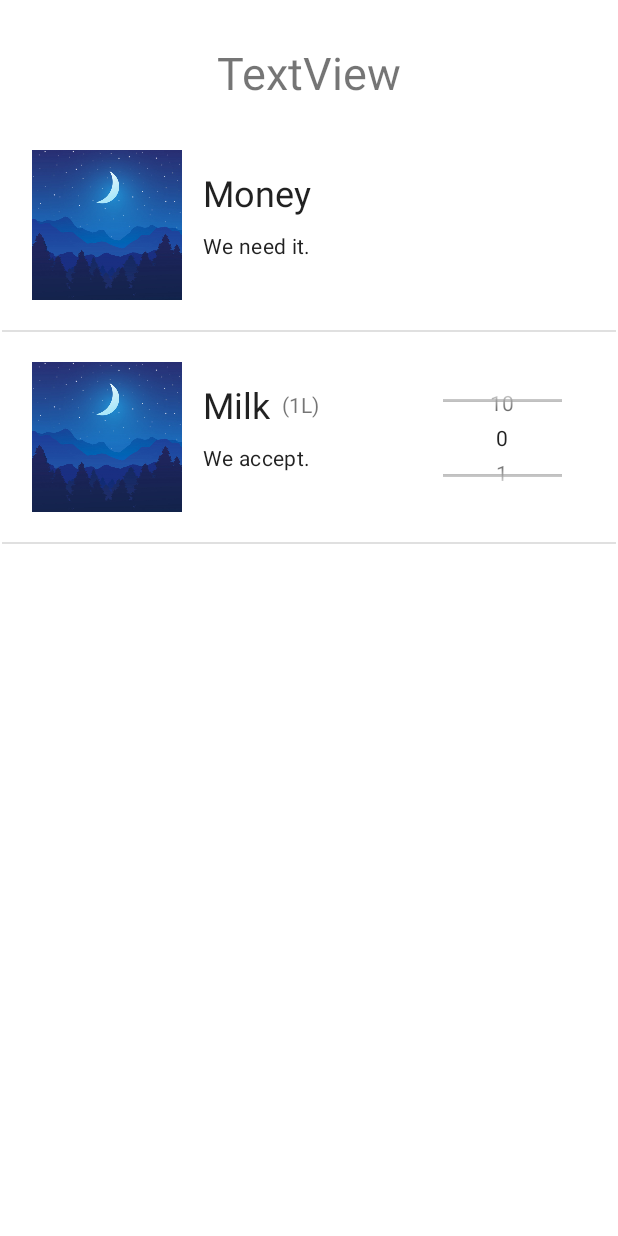
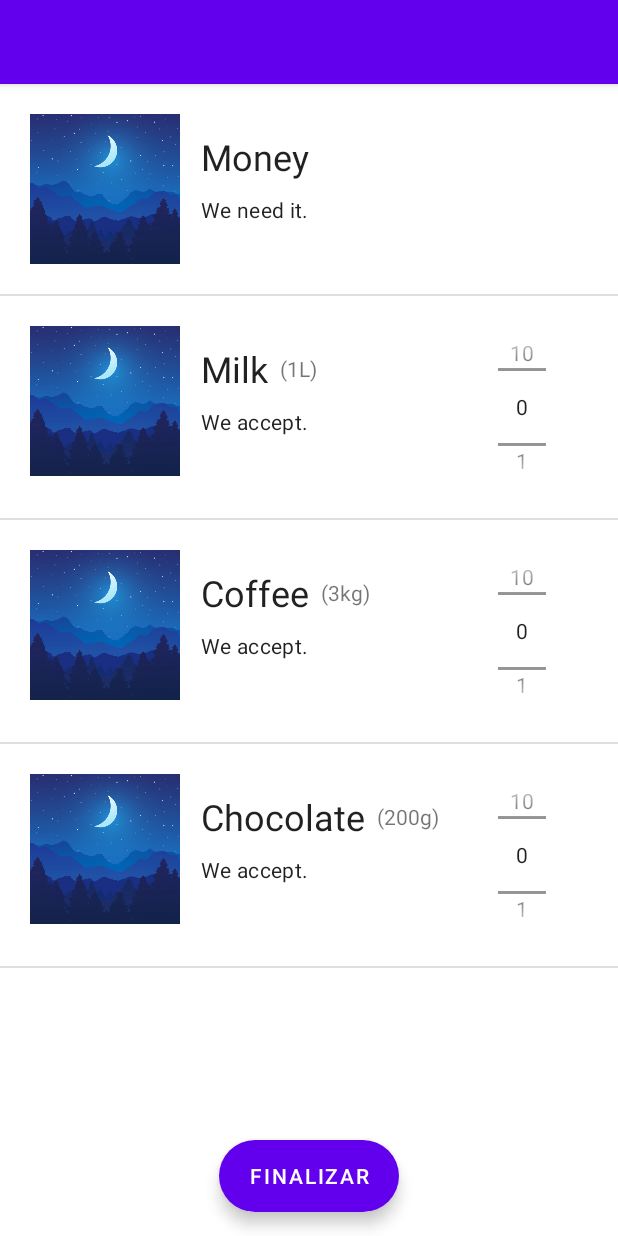
Before and after one commit to Guslucas/donationApp, an Android app: the Products screen opened directly, with no data from a screen before it, on a phone screen of 412 x 824 dp. Run offline under Robolectric (Android 15) with nearby library versions, the phone set to English and light mode, and no system bars; our stand-ins replace Volley.

Commit message:
Adicionado Botao finalizar

```diff
--- a/app/src/main/java/br/com/faj/project/donationapp/Login.java
+++ b/app/src/main/java/br/com/faj/project/donationapp/Login.java
@@ -225,13 +225,20 @@ public class Login extends AppCompatActivity {
         startActivity(i);
     }
 
+    public void goToProducts() {
+        Intent i = new Intent(this, Products.class);
+        startActivity(i);
+    }
+
     public void login(View v) {
 
         //TODO TRAVA APENAS PARA TESTES
-        loginSuccess();
+        //loginSuccess();
         //goToMessages();
         //goToBarCode();
         //goToBankInformation();
+        goToProducts();
+        finish();
 
         boolean error = false;
 
--- a/app/src/main/java/br/com/faj/project/donationapp/Products.java
+++ b/app/src/main/java/br/com/faj/project/donationapp/Products.java
@@ -10,13 +10,17 @@ import android.content.Intent;
 import android.graphics.Bitmap;
 import android.graphics.BitmapFactory;
 import android.os.Bundle;
-import android.util.Log;
+import android.view.View;
 import android.widget.LinearLayout;
 
-import com.android.volley.Request;
 import com.android.volley.RequestQueue;
-import com.android.volley.toolbox.StringRequest;
 import com.android.volley.toolbox.Volley;
+import com.google.android.material.floatingactionbutton.ExtendedFloatingActionButton;
+import com.google.android.material.floatingactionbutton.FloatingActionButton;
+
+import org.json.JSONArray;
+import org.json.JSONException;
+import org.json.JSONObject;
 
 import java.util.ArrayList;
 import java.util.List;
@@ -31,15 +35,18 @@ public class Products extends AppCompatActivity implements DonateMoney {
 
     RequestQueue queue;
 
+    ExtendedFloatingActionButton finalizarFAB;
+
     @Override
     protected void onCreate(Bundle savedInstanceState) {
         super.onCreate(savedInstanceState);
         setContentView(R.layout.activity_products);
 
-        loadProducts();
 
         mProductRecycler = findViewById(R.id.productsRecycler);
         mProductAdapter = new ProductAdapter(mProductList, this);
+
+
 
         mProductRecycler.addItemDecoration(new DividerItemDecoration(this, LinearLayout.VERTICAL));
         mProductRecycler.setLayoutManager(new LinearLayoutManager(this));
@@ -47,13 +54,50 @@ public class Products extends AppCompatActivity implements DonateMoney {
 
         mProductRecycler.setAdapter(mProductAdapter);
 
+        loadProducts();
+
+
+        finalizarFAB = findViewById(R.id.finalizarFAB);
+        finalizarFAB.setOnClickListener(new View.OnClickListener() {
+            @Override
+            public void onClick(View v) {
+                finishDonation();
+            }
+        });
+
         queue = Volley.newRequestQueue(this);
+    }
+
+    private void finishDonation() {
+        JSONArray produtos = new JSONArray();
+
+        for (int i = 0; i < mProductRecycler.getChildCount(); i++) {
+            ProductAdapter.ProductItemHolder holder = (ProductAdapter.ProductItemHolder) mProductRecycler.findViewHolderForAdapterPosition(i);
+
+            JSONObject produto = new JSONObject();
+
+            int qtd = holder.mQuantity.getValue();
+
+            if (qtd > 0) {
+                try {
+                    produto.put("qtd", qtd);
+                    produto.put("nome", holder.mName.getText().toString());
+                    produtos.put(produto);
+                } catch (JSONException e) {
+                    e.printStackTrace();
+                }
+                //System.out.println(qtd + " x " + holder.mName.getText().toString());
+            }
+        }
+        System.out.println(produtos.toString());
     }
 
     private void loadProducts() {
         Bitmap night = BitmapFactory.decodeResource(this.getResources(), R.drawable.night);
         mProductList.add(new Product("Money", "We need it.", night, ""));
         mProductList.add(new Product("Milk", "We accept.", night, "1L"));
+        mProductList.add(new Product("Coffee", "We accept.", night, "3kg"));
+        mProductList.add(new Product("Chocolate", "We accept.", night, "200g"));
 
         /*String url = getResources().getString(R.string.url);
         url += "/campaigns"; //TODO alterar para In
@@ -62,7 +106,7 @@ public class Products extends AppCompatActivity implements DonateMoney {
         StringRequest requestCampaigns = new StringRequest(Request.Method.GET, url, null, null);
 
         queue.add(requestCampaigns);*/
-
+        mProductAdapter.notifyDataSetChanged();
 
     }
 
--- a/app/src/main/res/layout/activity_products.xml
+++ b/app/src/main/res/layout/activity_products.xml
@@ -1,32 +1,37 @@
 <?xml version="1.0" encoding="utf-8"?>
-<androidx.constraintlayout.widget.ConstraintLayout xmlns:android="http://schemas.android.com/apk/res/android"
+<androidx.coordinatorlayout.widget.CoordinatorLayout xmlns:android="http://schemas.android.com/apk/res/android"
     xmlns:app="http://schemas.android.com/apk/res-auto"
-    xmlns:tools="http://schemas.android.com/tools"
     android:layout_width="match_parent"
-    android:layout_height="match_parent"
-    tools:context=".Products">
+    android:layout_height="match_parent">
 
-    <androidx.recyclerview.widget.RecyclerView
-        android:id="@+id/productsRecycler"
-        android:layout_width="0dp"
-        android:layout_height="0dp"
-        android:layout_marginStart="1dp"
-        android:layout_marginTop="80dp"
-        android:layout_marginEnd="1dp"
-        android:layout_marginBottom="1dp"
-        app:layout_constraintBottom_toBottomOf="parent"
-        app:layout_constraintEnd_toEndOf="parent"
-        app:layout_constraintStart_toStartOf="parent"
-        app:layout_constraintTop_toTopOf="parent" />
+    <com.google.android.material.appbar.AppBarLayout
+        android:layout_width="match_parent"
+        android:layout_height="wrap_content"
+        android:theme="@style/AppTheme.NoActionBar.AppBarOverlay">
 
-    <TextView
-        android:id="@+id/textView6"
+        <androidx.appcompat.widget.Toolbar
+            android:id="@+id/toolbar"
+            android:layout_width="match_parent"
+            android:layout_height="?attr/actionBarSize"
+            android:background="?attr/colorPrimary"
+            app:popupTheme="@style/AppTheme.NoActionBar.PopupOverlay" />
+
+    </com.google.android.material.appbar.AppBarLayout>
+
+    <include layout="@layout/content_products" />
+
+    <com.google.android.material.floatingactionbutton.ExtendedFloatingActionButton
+        android:id="@+id/finalizarFAB"
+        style="@style/Widget.MaterialComponents.ExtendedFloatingActionButton"
         android:layout_width="wrap_content"
         android:layout_height="wrap_content"
-        android:layout_marginTop="28dp"
-        android:text="TextView"
-        android:textSize="30sp"
-        app:layout_constraintEnd_toEndOf="parent"
-        app:layout_constraintStart_toStartOf="parent"
-        app:layout_constraintTop_toTopOf="parent" />
-</androidx.constraintlayout.widget.ConstraintLayout>
+        android:layout_gravity="bottom|center_horizontal"
+        android:layout_margin="@dimen/fab_margin"
+
+        android:text="Finalizar"
+
+        android:textColor="@android:color/white"
+        app:backgroundTint="@color/colorPrimary"
+        app:fabSize="normal"
+        app:srcCompat="@android:drawable/ic_input_add" />
+</androidx.coordinatorlayout.widget.CoordinatorLayout>
--- /dev/null
+++ b/app/src/main/res/layout/content_products.xml
@@ -0,0 +1,15 @@
+<?xml version="1.0" encoding="utf-8"?>
+<androidx.constraintlayout.widget.ConstraintLayout xmlns:android="http://schemas.android.com/apk/res/android"
+    xmlns:app="http://schemas.android.com/apk/res-auto"
+    xmlns:tools="http://schemas.android.com/tools"
+    android:layout_width="match_parent"
+    android:layout_height="match_parent"
+    app:layout_behavior="@string/appbar_scrolling_view_behavior"
+    tools:context=".Products">
+
+    <androidx.recyclerview.widget.RecyclerView
+        android:id="@+id/productsRecycler"
+        android:layout_width="match_parent"
+        android:layout_height="match_parent" />
+
+</androidx.constraintlayout.widget.ConstraintLayout>
--- a/app/src/main/res/layout/product_item.xml
+++ b/app/src/main/res/layout/product_item.xml
@@ -47,10 +47,10 @@
 
     <android.widget.NumberPicker
         android:id="@+id/quantity"
-        android:layout_width="79dp"
-        android:layout_height="69dp"
-        android:layout_marginTop="16dp"
-        android:layout_marginEnd="16dp"
+        android:layout_width="32dp"
+        android:layout_height="108dp"
+        android:layout_marginEnd="28dp"
+        app:layout_constraintBottom_toBottomOf="parent"
         app:layout_constraintEnd_toEndOf="parent"
         app:layout_constraintTop_toTopOf="parent">
 
```
